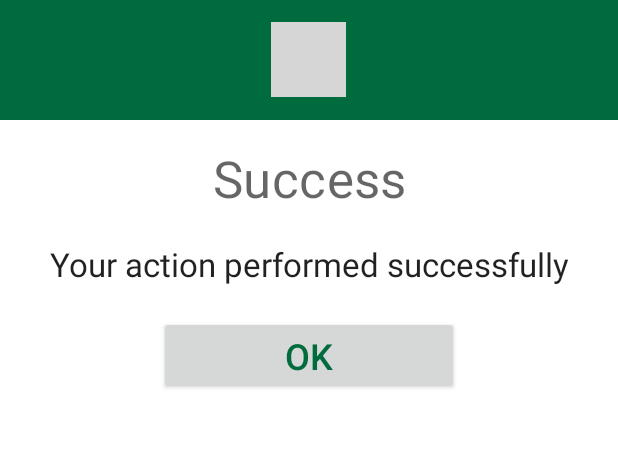
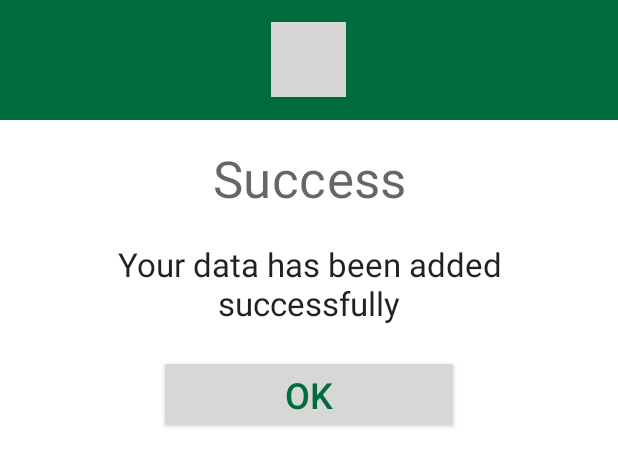
Before and after one commit to jeimandei/KPRAndroid, an Android app: the layout alert_succes.xml on its own in the app's theme, with its tools: preview values and no code run, on a phone screen of 412 x 824 dp. Shown: the top 466 px of the screen. Run offline under Robolectric (Android 15) with nearby library versions, the phone set to English and light mode, and no system bars; grey boxes are pictures that could not be loaded.

Commit message:
revisi2 popup succes addcus - seppo

```diff
--- a/app/src/main/res/layout/alert_succes.xml
+++ b/app/src/main/res/layout/alert_succes.xml
@@ -32,7 +32,7 @@
        <TextView
            android:layout_width="wrap_content"
            android:layout_height="wrap_content"
-           android:text="Your action performed successfully"
+           android:text="Your data has been added successfully"
            android:layout_marginTop="20dp"
            android:layout_gravity="center"
            android:textAlignment="center"
```
